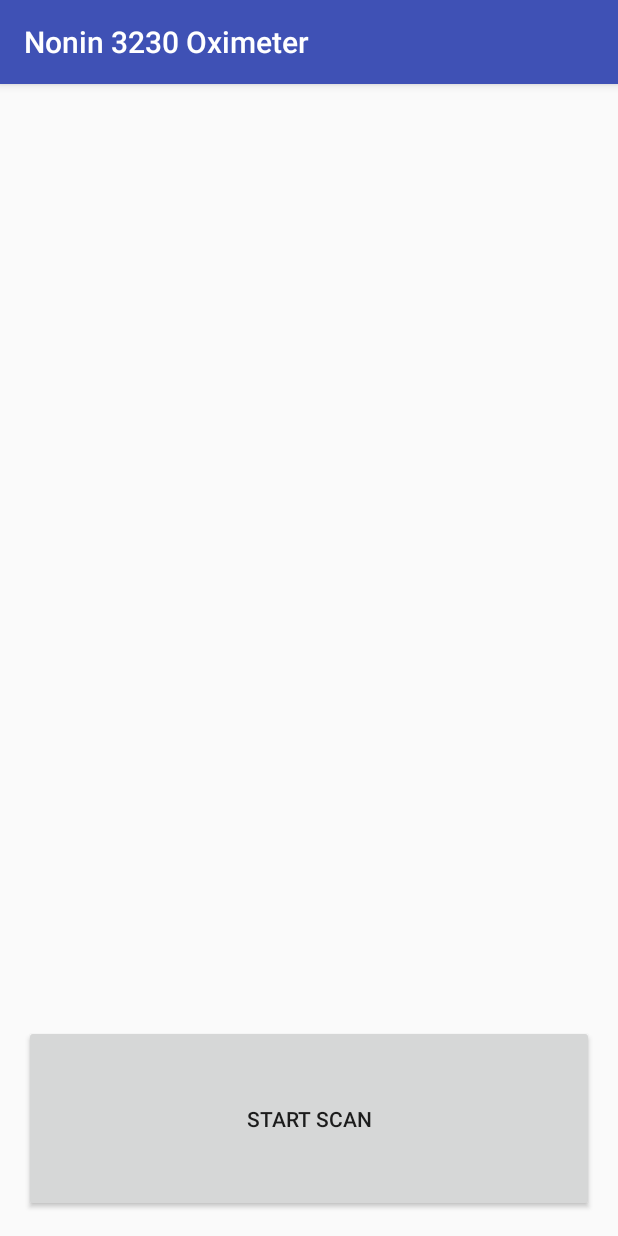
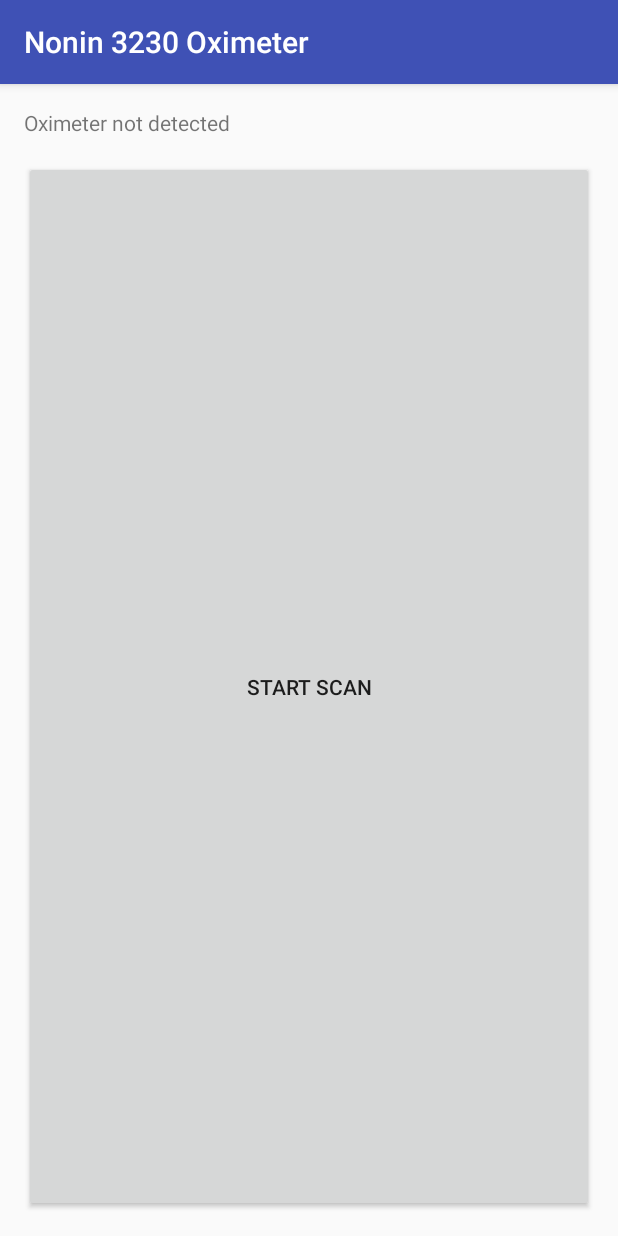
Before and after one commit to calebmgshort/Nonin3230Oximeter, an Android app: the MainActivity screen opened directly, with no data from a screen before it, on a phone screen of 412 x 824 dp. Run offline under Robolectric (Android 15) with nearby library versions, the phone set to English and light mode, and no system bars; 1 statement that could not run was skipped.

Commit message:
Changed the code from the internet to display only the oximeter and not a list

```diff
--- a/app/src/main/java/com/example/android/nonin3230oximeter/MainActivity.java
+++ b/app/src/main/java/com/example/android/nonin3230oximeter/MainActivity.java
@@ -21,6 +21,9 @@ import android.widget.AdapterView;
 import android.widget.Button;
 import android.widget.ListView;
 import android.widget.ScrollView;
+import android.widget.TextView;
+
+import org.w3c.dom.Text;
 
 import java.util.ArrayList;
 import java.util.HashMap;
@@ -30,14 +33,17 @@ public class MainActivity extends AppCompatActivity implements View.OnClickListe
 
     public static final int REQUEST_ENABLE_BT = 1;
 
-    private HashMap<String, BTLE_Device> mBTDevicesHashMap;
-    private ArrayList<BTLE_Device> mBTDevicesArrayList;
-    private ListAdapter_BTLE_Devices adapter;
+    //private HashMap<String, BTLE_Device> mBTDevicesHashMap;
+    //private ArrayList<BTLE_Device> mBTDevicesArrayList;
+    //private ListAdapter_BTLE_Devices adapter;
 
     private Button btn_Scan;
+    private TextView oxi_disp;
 
     private BroadcastReceiver_BTState mBTStateUpdateReceiver;
     private Scanner_BTLE mBTLeScanner;
+
+    private BTLE_Device oximeter;
 
     @Override
     protected void onCreate(Bundle savedInstanceState) {
@@ -53,18 +59,22 @@ public class MainActivity extends AppCompatActivity implements View.OnClickListe
         mBTStateUpdateReceiver = new BroadcastReceiver_BTState(getApplicationContext());
         mBTLeScanner = new Scanner_BTLE(this, 7500, -75);
 
-        mBTDevicesHashMap = new HashMap<>();
-        mBTDevicesArrayList = new ArrayList<>();
+        oximeter = (BTLE_Device) null;
 
-        adapter = new ListAdapter_BTLE_Devices(this, R.layout.btle_device_list_item, mBTDevicesArrayList);
+        //mBTDevicesHashMap = new HashMap<>();
+        //mBTDevicesArrayList = new ArrayList<>();
 
-        ListView listView = new ListView(this);
-        listView.setAdapter(adapter);
-        listView.setOnItemClickListener(this);
-        ((ScrollView) findViewById(R.id.scrollView)).addView(listView);
+        //adapter = new ListAdapter_BTLE_Devices(this, R.layout.btle_device_list_item, mBTDevicesArrayList);
+
+        //ListView listView = new ListView(this);
+        //listView.setAdapter(adapter);
+        //listView.setOnItemClickListener(this);
+        //((ScrollView) findViewById(R.id.scrollView)).addView(listView);
 
         btn_Scan = (Button) findViewById(R.id.btn_scan);
         findViewById(R.id.btn_scan).setOnClickListener(this);
+
+        oxi_disp = (TextView) findViewById(R.id.oxi_name);
     }
 
     @Override
@@ -146,6 +156,7 @@ public class MainActivity extends AppCompatActivity implements View.OnClickListe
         }
     }
 
+    /*
     public void addDevice(BluetoothDevice device, int new_rssi) {
         String address = device.getAddress();
 
@@ -163,14 +174,36 @@ public class MainActivity extends AppCompatActivity implements View.OnClickListe
 
         adapter.notifyDataSetChanged();
     }
+    */
+
+    // I copied the above function and tweaked it for just the Oximeter
+    public void addDevice(BluetoothDevice device, int new_rssi) {
+        String address = device.getAddress();
+
+        if(oximeter == null){
+            oximeter = new BTLE_Device(device);
+            oximeter.setRSSI(new_rssi);
+
+            oxi_disp.setText(oximeter.getName());
+
+            Utils.toast(getApplicationContext(), "A device was added successfully");
+        }
+        /*else{
+            mBTDevicesHashMap.get(address).setRSSI(new_rssi);
+        }
+
+        adapter.notifyDataSetChanged();*/
+
+    }
 
     public void startScan() {
         btn_Scan.setText("Scanning...");
 
-        mBTDevicesArrayList.clear();
-        mBTDevicesHashMap.clear();
+        //mBTDevicesArrayList.clear();
+        //mBTDevicesHashMap.clear();
 
-        adapter.notifyDataSetChanged();
+        //adapter.notifyDataSetChanged();
+        oximeter = null;
 
         mBTLeScanner.start();
     }
--- a/app/src/main/res/layout/activity_main.xml
+++ b/app/src/main/res/layout/activity_main.xml
@@ -11,6 +11,7 @@
     android:orientation="vertical"
     tools:context="com.example.android.nonin3230oximeter.MainActivity">
 
+    <!--
     <ScrollView
         android:layout_width="match_parent"
         android:layout_height="0dp"
@@ -18,6 +19,14 @@
         android:fillViewport="true"
         android:id="@+id/scrollView">
     </ScrollView>
+    -->
+
+    <TextView
+        android:id="@+id/oxi_name"
+        android:layout_width="wrap_content"
+        android:layout_height="wrap_content"
+        android:paddingBottom="16dp"
+        android:text="Oximeter not detected" />
 
     <Button
         android:layout_width="match_parent"
```
Also changed, not shown: app/src/main/java/com/example/android/nonin3230oximeter/BTLE_Adapter.java (added, +32 -0 lines).
